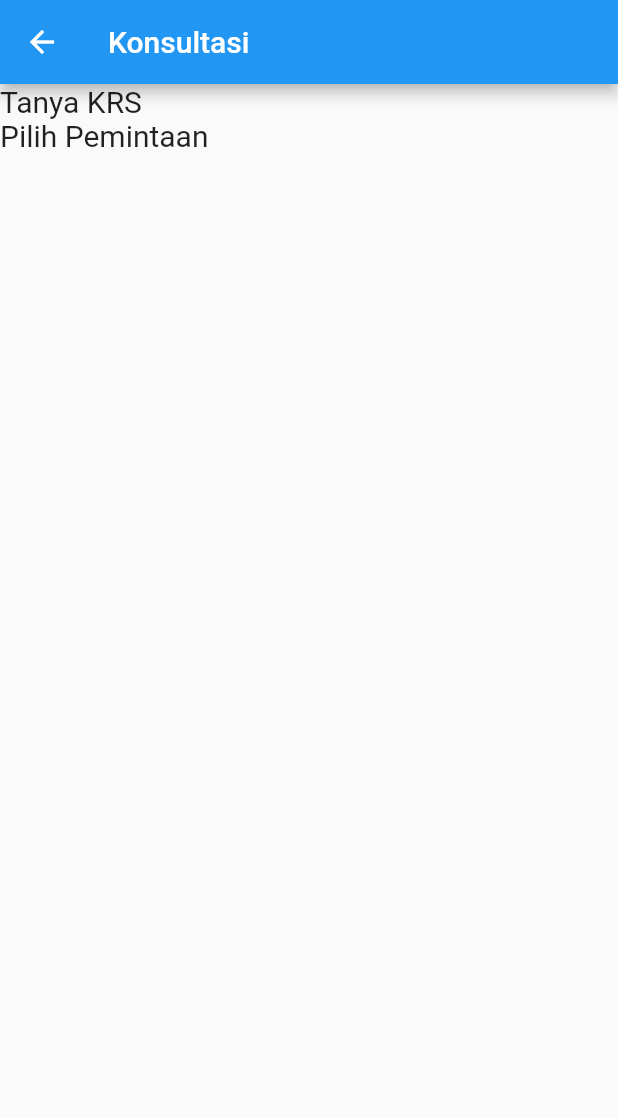
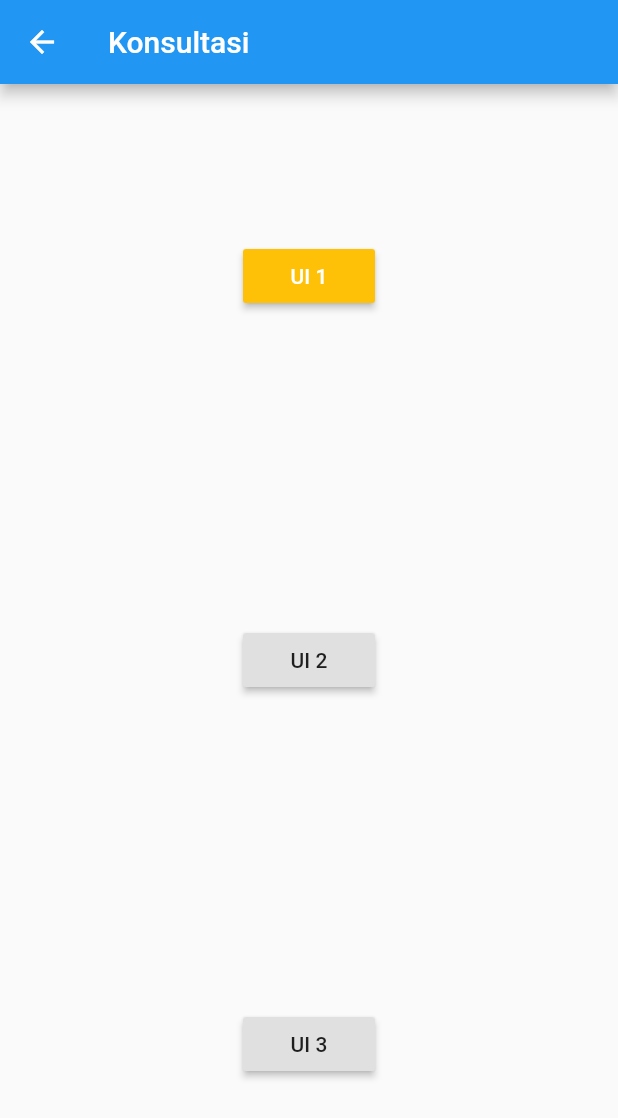
Before and after one commit to Anelka-Lazuardi/Uts_mobile, a Flutter app: the screen it shows after launch, on a phone screen of 412 x 824 dp. Shown: the top 1118 px of the screen. Run offline on Flutter 3.47's test engine with Material 2 defaults, Android fonts, the phone set to English and light mode, and no system bars.

Commit message:
Update Project UTS

```diff
--- a/lib/main.dart
+++ b/lib/main.dart
@@ -22,48 +22,48 @@ class MyApp extends StatelessWidget {
           centerTitle: false,
         ),
 
-        body: ListView(
-          children: <Widget>[
-            Text(
-              'Tanya KRS',
-              style: TextStyle(
-                //fontStyle: FontStyle.italic,
-                fontSize: 20,
+        // body: ListView(
+        //   children: <Widget>[
+        //     Text(
+        //       'Tanya KRS',
+        //       style: TextStyle(
+        //         //fontStyle: FontStyle.italic,
+        //         fontSize: 20,
+        //       ),
+        //     ),
+        //     Text(
+        //       'Pilih Pemintaan',
+        //       style: TextStyle(
+        //         //fontStyle: FontStyle.italic,
+        //         fontSize: 20,
+        //       ),
+        //     ),
+        //   ],
+        //
+        //
+        // ),
+
+        body: Center(
+          child: Column(
+            mainAxisAlignment: MainAxisAlignment.spaceAround,
+            children: [
+              RaisedButton(
+                onPressed: () {},
+                child: Text("UI 1"),
+                color: Colors.amber,
+                textColor: Colors.white,
               ),
-            ),
-            Text(
-              'Pilih Pemintaan',
-              style: TextStyle(
-                //fontStyle: FontStyle.italic,
-                fontSize: 20,
+              RaisedButton(
+                onPressed: () {},
+                child: Text("UI 2"),
               ),
-            ),
-          ],
-
-
+              RaisedButton(
+                onPressed: () {},
+                child: Text("UI 3"),
+              ),
+            ],
+          ),
         ),
-
-        // body: Center(
-        //   child: Column(
-        //     mainAxisAlignment: MainAxisAlignment.spaceAround,
-        //     children: [
-        //       RaisedButton(
-        //         onPressed: () {},
-        //         child: Text("UI 1"),
-        //         color: Colors.amber,
-        //         textColor: Colors.white,
-        //       ),
-        //       RaisedButton(
-        //         onPressed: () {},
-        //         child: Text("UI 2"),
-        //       ),
-        //       RaisedButton(
-        //         onPressed: () {},
-        //         child: Text("UI 3"),
-        //       ),
-        //     ],
-        //   ),
-        // ),
       ),
     );
   }
```
